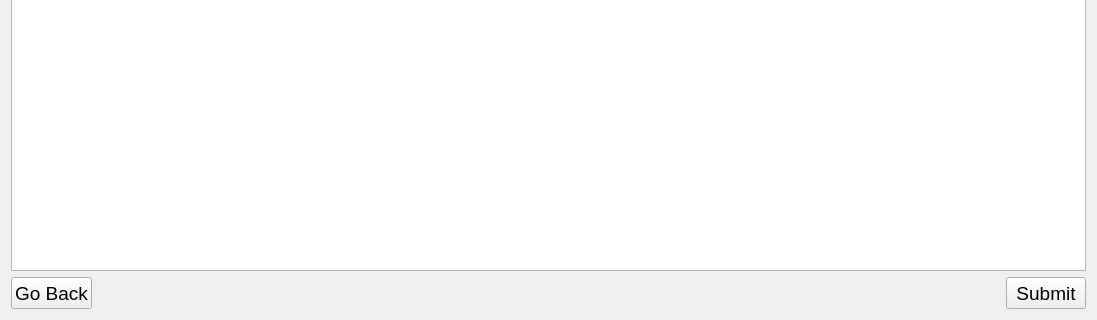
TrinhLab/CASPERapp, file rename_window.ui: the form before one commit; both pictures show x 0 to 1097 and y 364 to 684 of the 1097 by 684 pixel window.
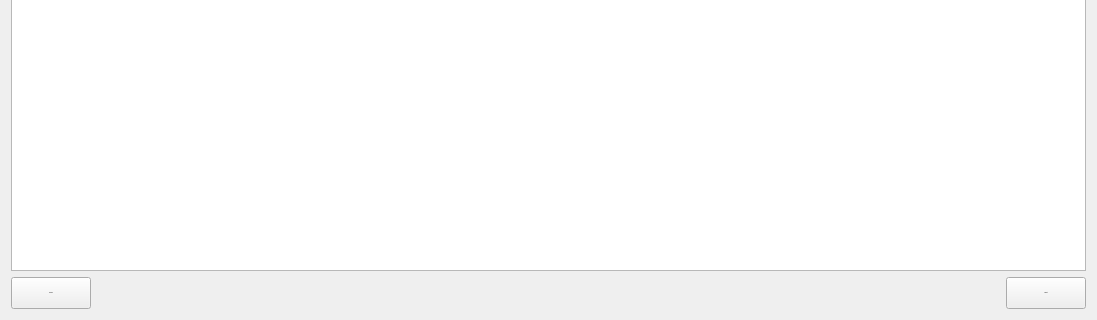
The form after the commit.

Commit message: making UI use pixel count for font sizes rather than point size to keep it from scaling from windows scaling

What changed in the file:
```diff
--- a/rename_window.ui
+++ b/rename_window.ui
@@ -30,12 +30,19 @@
   </property>
   <property name="font">
    <font>
-    <pointsize>14</pointsize>
+    <family>Arial</family>
+    <pointsize>1</pointsize>
+    <weight>50</weight>
+    <italic>false</italic>
+    <bold>false</bold>
    </font>
   </property>
   <property name="windowTitle">
    <string>Rename File</string>
   </property>
+  <property name="styleSheet">
+   <string notr="true">font: 26px 'Arial';</string>
+  </property>
   <layout class="QGridLayout" name="gridLayout">
    <item row="0" column="0">
     <layout class="QGridLayout" name="gridLayout_2">
@@ -56,7 +63,10 @@
        <property name="font">
         <font>
          <family>Arial</family>
-         <pointsize>14</pointsize>
+         
+         <weight>50</weight>
+         <italic>false</italic>
+         <bold>false</bold>
         </font>
        </property>
        <property name="text">
```
Left out of the diff: 6 changed lines with no effect on the pictures. The commit also changes 34 other files.
